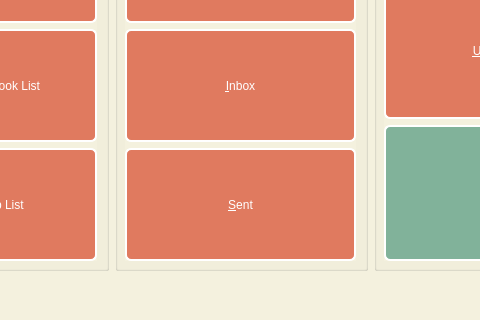
This is mainwindow.ui in kianmajl/Library as Qt 5 draws it before an edit; both pictures show x 154 to 634 and y 280 to 600 of the 800 by 600 pixel window. The edited form follows.
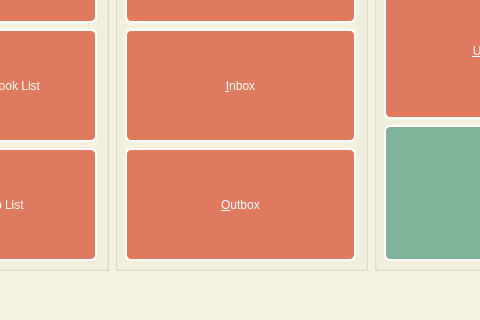
This is the edited form. Icons and pictures are not drawn.

What changed in the file:
```diff
--- a/mainwindow.ui
+++ b/mainwindow.ui
@@ -309,7 +309,7 @@
             </sizepolicy>
            </property>
            <property name="text">
-            <string>&amp;Sent</string>
+            <string>&amp;Outbox</string>
            </property>
           </widget>
          </item>
```
Left out of the diff: 3 changed lines with no effect on the pictures.
